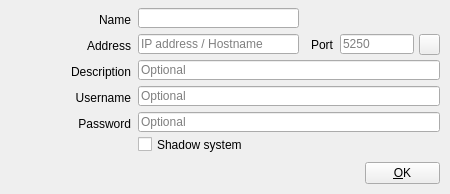
The window that src/Widgets/DeviceDialog.ui (CasparCG/client) describes before a commit, drawn with Qt 5.
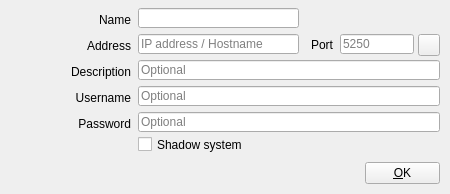
The same window after the commit. Icons and pictures are not drawn.

What changed in the file:
```diff
--- a/src/Widgets/DeviceDialog.ui
+++ b/src/Widgets/DeviceDialog.ui
@@ -256,10 +256,10 @@
   <widget class="QToolButton" name="toolButtonTestConnection">
    <property name="geometry">
     <rect>
-     <x>419</x>
+     <x>418</x>
      <y>34</y>
-     <width>21</width>
-     <height>21</height>
+     <width>22</width>
+     <height>22</height>
     </rect>
    </property>
    <property name="focusPolicy">
```
